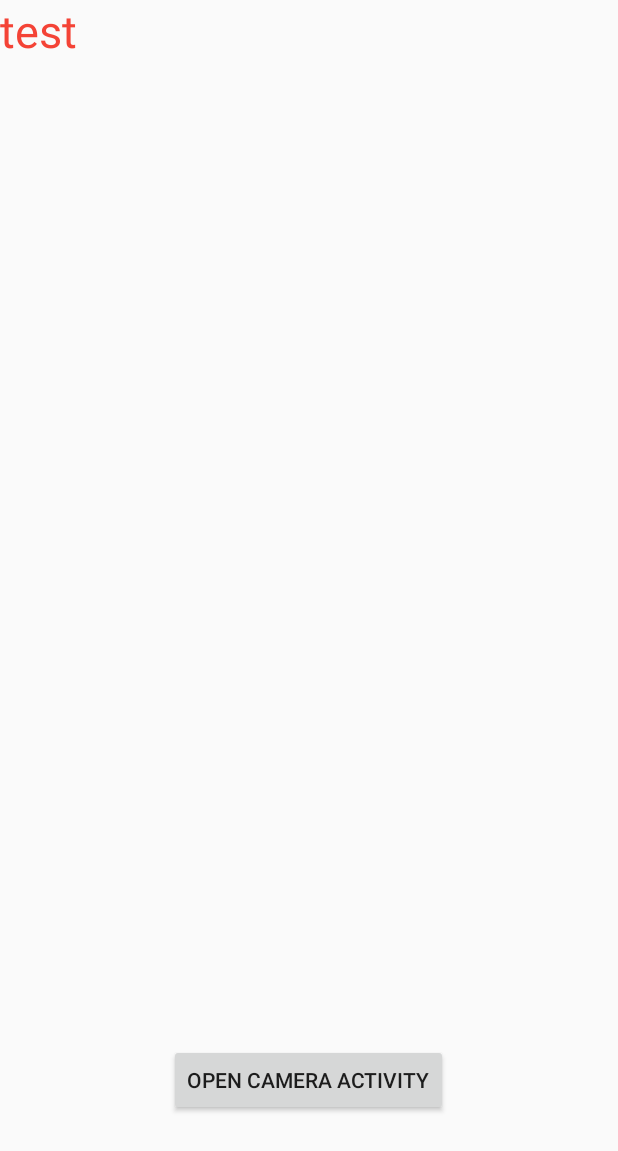
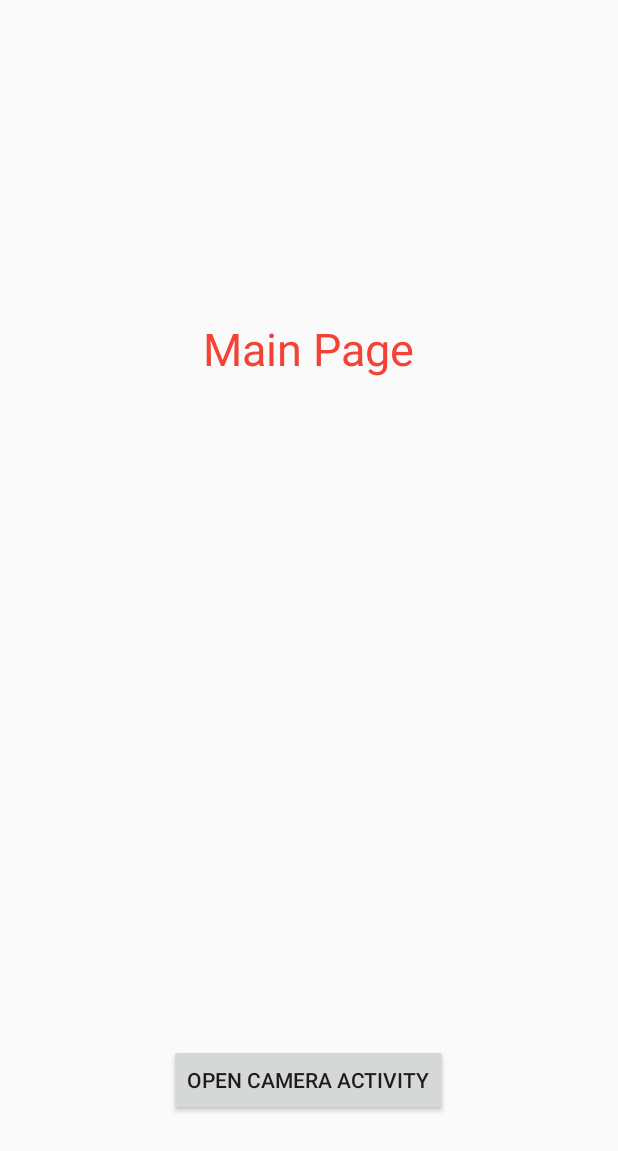
Before and after one commit to patrickfriedman/Braille2Text, an Android app: the layout activity_main.xml on its own in the app's theme, with its tools: preview values and no code run, on a phone screen of 412 x 824 dp. Shown: the top 1151 px of the screen. Run offline under Robolectric (Android 15) with nearby library versions, the phone set to English and light mode, and no system bars.

```diff
--- a/app/build.gradle
+++ b/app/build.gradle
@@ -1,5 +1,6 @@
 apply plugin: 'com.android.application'
 apply plugin: 'kotlin-android'
+apply plugin: 'kotlin-android-extensions'
 apply plugin: 'com.chaquo.python'
 
 android {
--- a/app/src/main/res/layout/activity_main.xml
+++ b/app/src/main/res/layout/activity_main.xml
@@ -10,7 +10,10 @@
         android:id="@+id/txtPythonShow"
         android:layout_width="wrap_content"
         android:layout_height="wrap_content"
-        android:text="test"
+        android:layout_alignParentTop="true"
+        android:layout_centerHorizontal="true"
+        android:layout_marginTop="212dp"
+        android:text="Main Page"
         android:textColor="#F44336"
         android:textSize="30sp" />
 
```
Also changed, not shown: app/src/main/java/com/example/braille2text/MainActivity.kt (+7 -2 lines), 7 other files.
